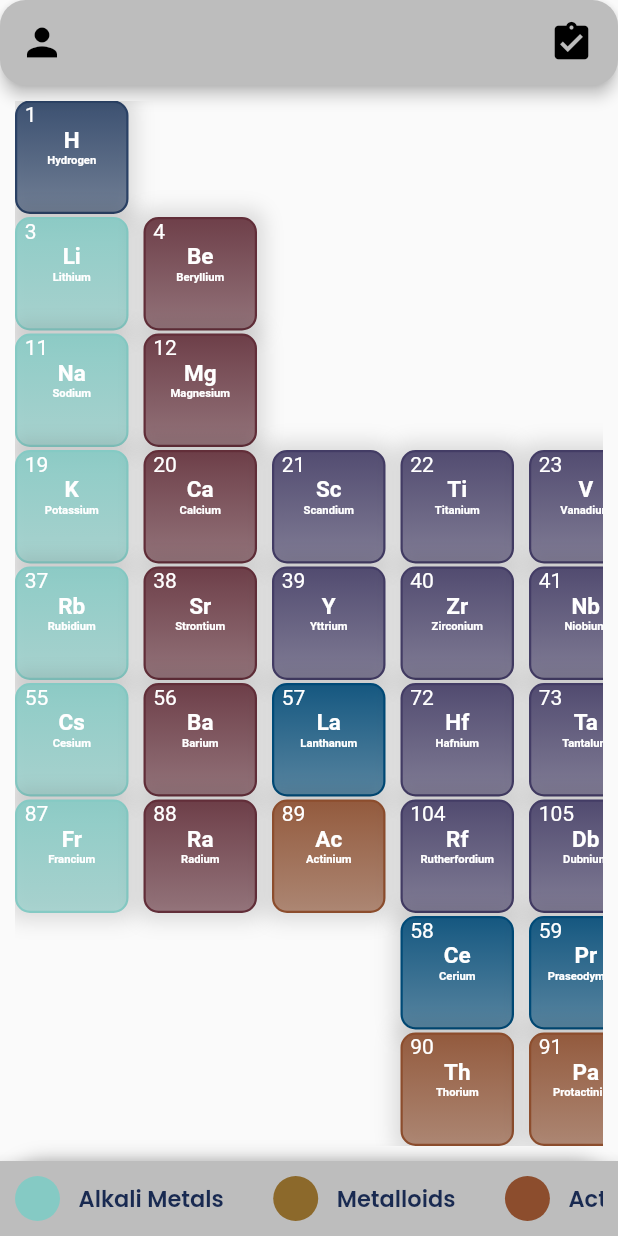
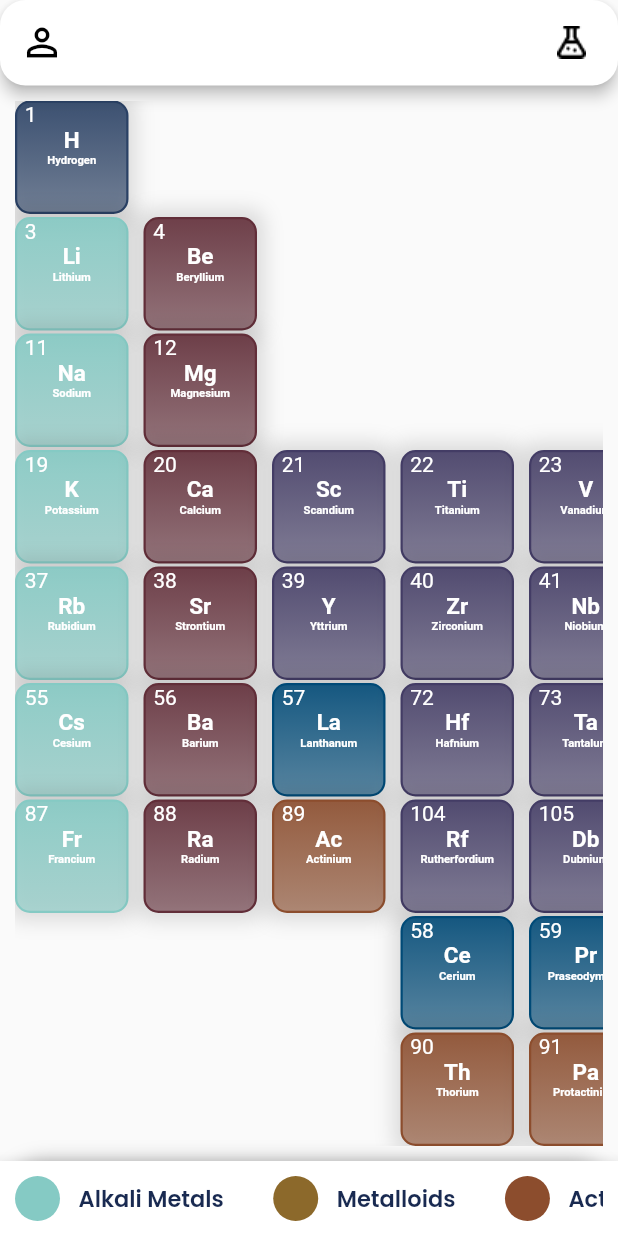
Before and after one commit to MohammadFahel/chem_x, a Flutter app: the PeriodicTableHomePage screen opened directly, on a phone screen of 412 x 824 dp. Run offline on Flutter 3.47's test engine with Material 2 defaults, Android fonts, the phone set to English and light mode, and no system bars; drawn by our look-alikes of overlay_support; our stand-ins replace email_validator, firebase_auth, firebase_core, firebase_database, firebase_storage, flutter_screenutil and 10 more; missing offline and left inert: flutter_facebook_auth, flutter_login_facebook; accounts and stored records are empty.

Commit message:
Edit Design

```diff
--- a/lib/main.dart
+++ b/lib/main.dart
@@ -11,11 +11,16 @@ import 'package:provider/provider.dart';
 import 'package:shared_preferences/shared_preferences.dart';
 import 'package:sizer/sizer.dart';
 import 'Controller/chem_provider.dart';
+import 'Controller/language_service.dart';
+import 'View/drawer_page/my_drawer.dart';
 import 'controller/darkMode_controller.dart';
 import 'view/home_page.dart';
 import 'view/periodic_table.dart';
 
 bool darkMode = false;
+MyLanguages languages = MyLanguages();
+String dropdownValue = languageList.first;
+String myLanguages = 'EN';
 void main() async {
 
   await GetStorage.init();
--- a/lib/view/home_page.dart
+++ b/lib/view/home_page.dart
@@ -83,7 +83,7 @@ class _PeriodicTableHomePageState extends State<PeriodicTableHomePage> {
             height: 1,
           ),
         ),
-        backgroundColor: Colors.grey.shade400,
+        backgroundColor: ThemeService().getThemeMode() == ThemeMode.light? Colors.white: Colors.grey,
         shape: RoundedRectangleBorder(borderRadius: BorderRadius.circular(17)),
         shadowColor: Colors.black,
         actions: [
@@ -94,11 +94,7 @@ class _PeriodicTableHomePageState extends State<PeriodicTableHomePage> {
                 onPressed: () {
                   drawerIcon.currentState?.openEndDrawer();
                 },
-              icon: Icon(
-                Icons.assignment_turned_in,
-                  color: ThemeService().getThemeMode() == ThemeMode.light? Colors.black: Colors.black54,
-                  size: 30
-              ),
+                icon: Image.asset('assets/images/flask.png', color: Colors.black)
                 // icon: const ImageIcon(
                 //   AssetImage("assets/images/flask.png"),
                 //   size: 50,
@@ -109,8 +105,8 @@ class _PeriodicTableHomePageState extends State<PeriodicTableHomePage> {
         ],
         leading: IconButton(
 
-          icon: Icon(Icons.person,
-              color: ThemeService().getThemeMode() == ThemeMode.light? Colors.black: Colors.black54,
+          icon: Icon(Icons.person_outline,
+              color: Colors.black,
               size: 30),
           onPressed: (){
             drawerIcon.currentState?.openDrawer();
@@ -144,7 +140,7 @@ class _PeriodicTableHomePageState extends State<PeriodicTableHomePage> {
             ]),
         child: BottomAppBar(
             elevation: 8,
-            color: Colors.grey.shade400,
+            color: ThemeService().getThemeMode() == ThemeMode.light? Colors.white: Colors.grey,
             child: Padding(
               padding: EdgeInsets.all(10),
               child: SingleChildScrollView(
```
